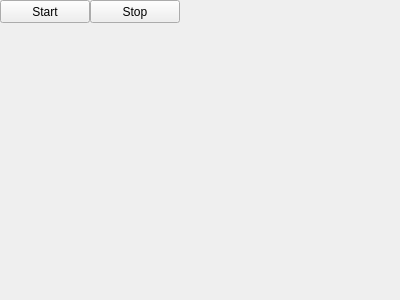
First picture: the form in src/monitor-qt/monitorform.ui, repository hhetter/smbtatools, before the edit.
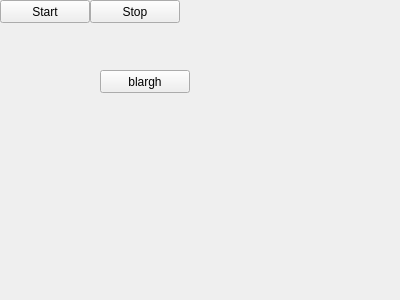
Second picture: the form after the edit.

```diff
--- a/src/monitor-qt/monitorform.ui
+++ b/src/monitor-qt/monitorform.ui
@@ -39,6 +39,29 @@
     <string>Stop</string>
    </property>
   </widget>
+  <widget class="QWidget" name="visual_widget" native="true">
+   <property name="geometry">
+    <rect>
+     <x>40</x>
+     <y>50</y>
+     <width>331</width>
+     <height>201</height>
+    </rect>
+   </property>
+   <widget class="QPushButton" name="pushButton">
+    <property name="geometry">
+     <rect>
+      <x>60</x>
+      <y>20</y>
+      <width>90</width>
+      <height>23</height>
+     </rect>
+    </property>
+    <property name="text">
+     <string>blargh</string>
+    </property>
+   </widget>
+  </widget>
  </widget>
  <resources/>
  <connections/>
```
